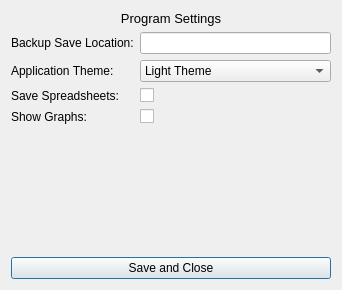
Old version of the form settingsdialog.ui in the repository miyamot0/DataTracker3.
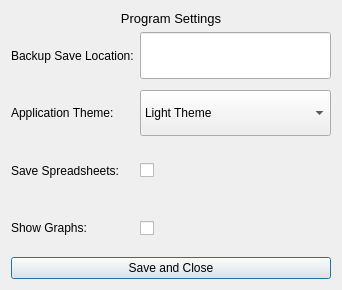
New version of the form.

What changed in the file:
```diff
--- a/settingsdialog.ui
+++ b/settingsdialog.ui
@@ -32,8 +32,17 @@
    </item>
    <item>
     <layout class="QFormLayout" name="formLayout">
+     <property name="verticalSpacing">
+      <number>11</number>
+     </property>
      <item row="0" column="0">
       <widget class="QLabel" name="labelAlternate">
+       <property name="sizePolicy">
+        <sizepolicy hsizetype="Preferred" vsizetype="Expanding">
+         <horstretch>0</horstretch>
+         <verstretch>0</verstretch>
+        </sizepolicy>
+       </property>
        <property name="text">
         <string>Backup Save Location:</string>
        </property>
@@ -41,6 +50,12 @@
      </item>
      <item row="0" column="1">
       <widget class="QLineEdit" name="editSaveLocation">
+       <property name="sizePolicy">
+        <sizepolicy hsizetype="Expanding" vsizetype="Expanding">
+         <horstretch>0</horstretch>
+         <verstretch>0</verstretch>
+        </sizepolicy>
+       </property>
        <property name="focusPolicy">
         <enum>Qt::ClickFocus</enum>
        </property>
@@ -48,6 +63,12 @@
      </item>
      <item row="1" column="0">
       <widget class="QLabel" name="labelTheme">
+       <property name="sizePolicy">
+        <sizepolicy hsizetype="Preferred" vsizetype="Expanding">
+         <horstretch>0</horstretch>
+         <verstretch>0</verstretch>
+        </sizepolicy>
+       </property>
        <property name="text">
         <string>Application Theme:</string>
        </property>
@@ -55,6 +76,12 @@
      </item>
      <item row="1" column="1">
       <widget class="QComboBox" name="comboTheme">
+       <property name="sizePolicy">
+        <sizepolicy hsizetype="Preferred" vsizetype="Expanding">
+         <horstretch>0</horstretch>
+         <verstretch>0</verstretch>
+        </sizepolicy>
+       </property>
        <property name="focusPolicy">
         <enum>Qt::StrongFocus</enum>
        </property>
@@ -72,6 +99,12 @@
      </item>
      <item row="2" column="0">
       <widget class="QLabel" name="labelSpreadsheets">
+       <property name="sizePolicy">
+        <sizepolicy hsizetype="Preferred" vsizetype="Expanding">
+         <horstretch>0</horstretch>
+         <verstretch>0</verstretch>
+        </sizepolicy>
+       </property>
        <property name="text">
         <string>Save Spreadsheets:</string>
        </property>
@@ -79,6 +112,12 @@
      </item>
      <item row="2" column="1">
       <widget class="QCheckBox" name="checkBoxSheets">
+       <property name="sizePolicy">
+        <sizepolicy hsizetype="Minimum" vsizetype="Expanding">
+         <horstretch>0</horstretch>
+         <verstretch>0</verstretch>
+        </sizepolicy>
+       </property>
        <property name="text">
         <string/>
        </property>
@@ -86,6 +125,12 @@
      </item>
      <item row="3" column="0">
       <widget class="QLabel" name="labelGraphs">
+       <property name="sizePolicy">
+        <sizepolicy hsizetype="Preferred" vsizetype="Expanding">
+         <horstretch>0</horstretch>
+         <verstretch>0</verstretch>
+        </sizepolicy>
+       </property>
        <property name="text">
         <string>Show Graphs:</string>
        </property>
@@ -96,6 +141,12 @@
        <property name="enabled">
         <bool>true</bool>
        </property>
+       <property name="sizePolicy">
+        <sizepolicy hsizetype="Minimum" vsizetype="Expanding">
+         <horstretch>0</horstretch>
+         <verstretch>0</verstretch>
+        </sizepolicy>
+       </property>
        <property name="text">
         <string/>
        </property>
```
